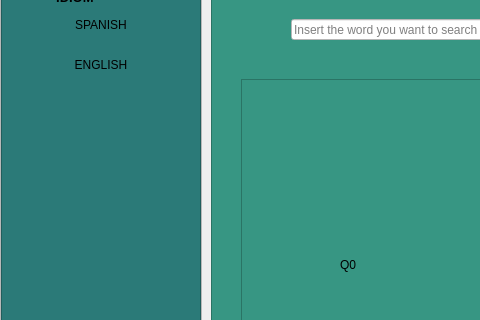
Before: the Qt Designer form ui_files/BuscadorIngles.ui in AndresAntequera/ProyectoAutomata, drawn with Qt 5; both pictures show x 0 to 480 and y 132 to 452 of the 857 by 699 pixel window.
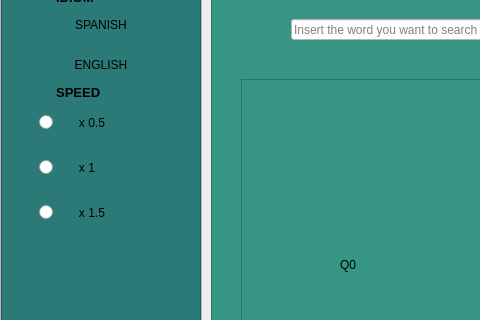
After: the same form once the commit is applied. Icons and pictures are not drawn.

What changed in the file:
```diff
--- a/ui_files/BuscadorIngles.ui
+++ b/ui_files/BuscadorIngles.ui
@@ -330,6 +330,53 @@
             </property>
            </widget>
           </item>
+          <item>
+           <widget class="QLabel" name="label_4">
+            <property name="font">
+             <font>
+              <pointsize>10</pointsize>
+              <weight>75</weight>
+              <bold>true</bold>
+             </font>
+            </property>
+            <property name="text">
+             <string>               SPEED </string>
+            </property>
+           </widget>
+          </item>
+          <item>
+           <widget class="QRadioButton" name="RadioIngles1">
+            <property name="styleSheet">
+             <string notr="true">margin:15px auto;
+font: 75 12pt &quot;MS Shell Dlg 2&quot;;</string>
+            </property>
+            <property name="text">
+             <string>      x 0.5</string>
+            </property>
+           </widget>
+          </item>
+          <item>
+           <widget class="QRadioButton" name="RadioIngles2">
+            <property name="styleSheet">
+             <string notr="true">margin:15px auto;
+font: 75 12pt &quot;MS Shell Dlg 2&quot;;</string>
+            </property>
+            <property name="text">
+             <string>      x 1</string>
+            </property>
+           </widget>
+          </item>
+          <item>
+           <widget class="QRadioButton" name="RadioIngles3">
+            <property name="styleSheet">
+             <string notr="true">margin:15px auto;
+font: 75 12pt &quot;MS Shell Dlg 2&quot;;</string>
+            </property>
+            <property name="text">
+             <string>      x 1.5</string>
+            </property>
+           </widget>
+          </item>
           <item>
            <spacer name="verticalSpacer">
             <property name="orientation">
```
Left out of the diff: 28 changed lines with no effect on the pictures.
